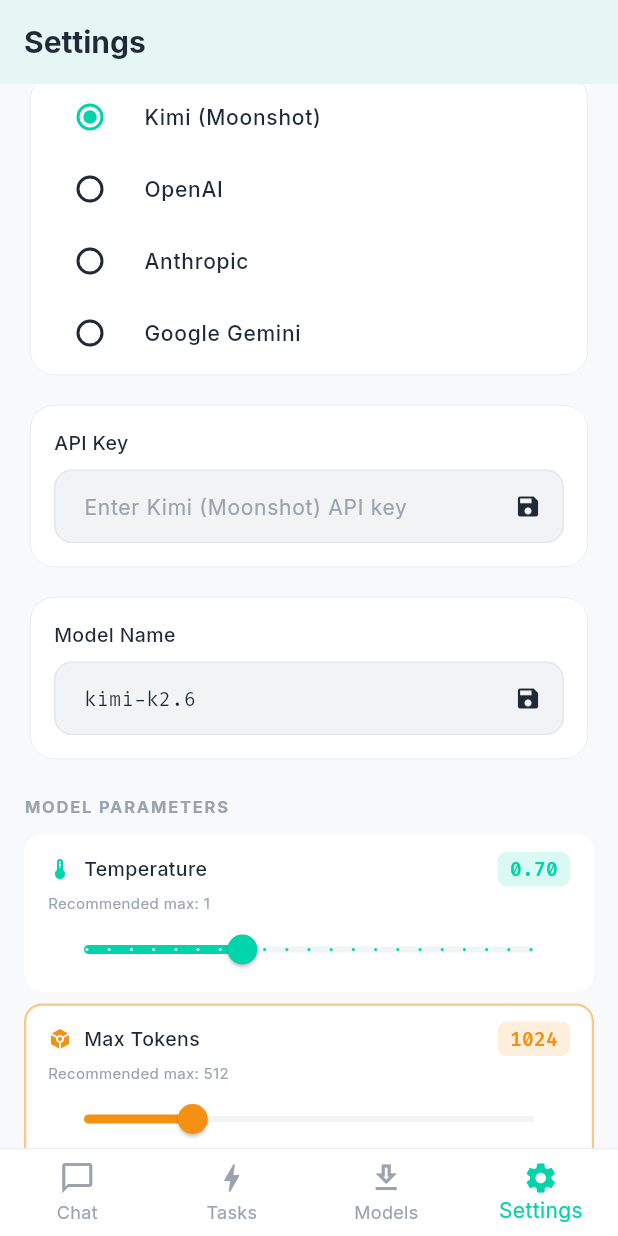
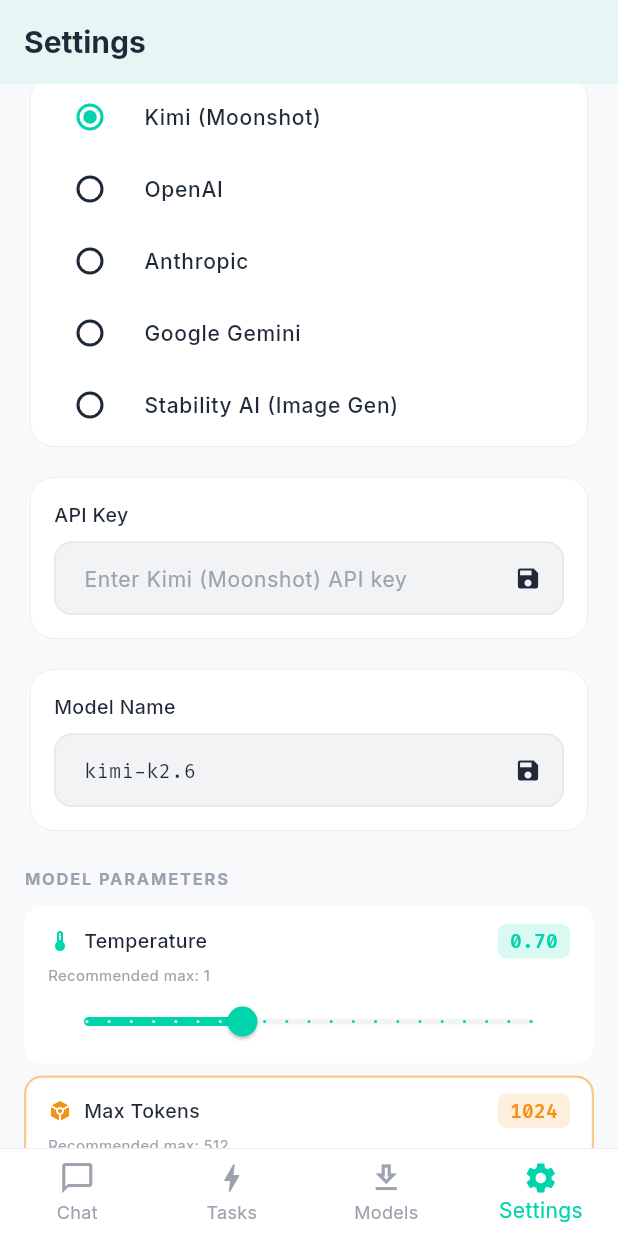
Before and after one commit to orailnoor/cross-platform-llm-client, a Flutter app: the screen it shows after launch, item 4 of the bottom bar chosen, scrolled down 576 dp, on a phone screen of 412 x 824 dp. Run offline on Flutter 3.47's test engine with Material 3 defaults, Android fonts, the phone set to English and light mode, and no system bars; our stand-ins replace dio, file_picker, get, google_fonts, hive_flutter, image_picker and 1 more; accounts and stored records are empty.

Commit message:
feat: Add Stability AI cloud gen, safetensors local storage, and file import

```diff
--- a/lib/controllers/chat_controller.dart
+++ b/lib/controllers/chat_controller.dart
@@ -203,12 +203,19 @@
       isStreaming.value = false;
       streamingResponse.value = '';
 
+      String? outImageBase64;
+      if (rawResponse.startsWith('[IMAGE_BASE64]')) {
+        outImageBase64 = rawResponse.substring('[IMAGE_BASE64]'.length);
+        rawResponse = 'Here is your generated image:';
+      }
+
       // Display response directly (no command processing)
       final aiMsg = ChatMessage(
         id: _uuid.v4(),
         chatId: currentSessionId.value,
         role: 'assistant',
         content: rawResponse,
+        imageBase64: outImageBase64,
       );
       messages.add(aiMsg);
       _hive.saveMessage(aiMsg.id, aiMsg.toMap());
@@ -265,7 +272,8 @@
       final provider = _hive.getSetting(AppConstants.keyCloudProvider) ?? 'kimi';
       modelName = _hive.getSetting(provider == 'openai' ? AppConstants.keyOpenaiModel :
                                  provider == 'anthropic' ? AppConstants.keyAnthropicModel :
-                                 provider == 'google' ? AppConstants.keyGoogleModel : AppConstants.keyKimiModel) ?? '';
+                                 provider == 'google' ? AppConstants.keyGoogleModel :
+                                 provider == 'stability' ? AppConstants.keyStabilityModel : AppConstants.keyKimiModel) ?? '';
     }
 
     final lower = modelName.toLowerCase();
--- a/lib/controllers/settings_controller.dart
+++ b/lib/controllers/settings_controller.dart
@@ -16,10 +16,12 @@
   final anthropicKey = ''.obs;
   final googleKey = ''.obs;
   final kimiKey = ''.obs;
+  final stabilityKey = ''.obs;
   final openaiModel = 'gpt-5.2'.obs;
   final anthropicModel = 'claude-sonnet-4-6'.obs;
   final googleModel = 'gemini-2.5-flash'.obs;
   final kimiModel = 'kimi-k2.6'.obs;
+  final stabilityModel = 'sd3.5-flash'.obs;
   final temperature = 0.1.obs;
   final maxTokens = 512.obs;
   final contextSize = 2048.obs;
@@ -29,11 +31,13 @@
   final anthropicKeyController = TextEditingController();
   final googleKeyController = TextEditingController();
   final kimiKeyController = TextEditingController();
+  final stabilityKeyController = TextEditingController();
 
   final openaiModelController = TextEditingController();
   final anthropicModelController = TextEditingController();
   final googleModelController = TextEditingController();
   final kimiModelController = TextEditingController();
+  final stabilityModelController = TextEditingController();
 
   Timer? _apiKeyDebounceTimer;
   Timer? _modelDebounceTimer;
@@ -50,10 +54,12 @@
     anthropicKeyController.dispose();
     googleKeyController.dispose();
     kimiKeyController.dispose();
+    stabilityKeyController.dispose();
     openaiModelController.dispose();
     anthropicModelController.dispose();
     googleModelController.dispose();
     kimiModelController.dispose();
+    stabilityModelController.dispose();
     _apiKeyDebounceTimer?.cancel();
     _modelDebounceTimer?.cancel();
     super.onClose();
@@ -68,10 +74,12 @@
     anthropicKey.value = _hive.getSetting(AppConstants.keyAnthropicKey) ?? '';
     googleKey.value = _hive.getSetting(AppConstants.keyGoogleKey) ?? '';
     kimiKey.value = _hive.getSetting(AppConstants.keyKimiKey) ?? '';
+    stabilityKey.value = _hive.getSetting(AppConstants.keyStabilityKey) ?? '';
     openaiModel.value = _hive.getSetting(AppConstants.keyOpenaiModel, defaultValue: 'gpt-5.2') ?? 'gpt-5.2';
     anthropicModel.value = _hive.getSetting(AppConstants.keyAnthropicModel, defaultValue: 'claude-sonnet-4-6') ?? 'claude-sonnet-4-6';
     googleModel.value = _hive.getSetting(AppConstants.keyGoogleModel, defaultValue: 'gemini-2.5-flash') ?? 'gemini-2.5-flash';
     kimiModel.value = _hive.getSetting(AppConstants.keyKimiModel, defaultValue: 'kimi-k2.6') ?? 'kimi-k2.6';
+    stabilityModel.value = _hive.getSetting(AppConstants.keyStabilityModel, defaultValue: 'sd3.5-flash') ?? 'sd3.5-flash';
     temperature.value = _hive.getSetting(AppConstants.keyTemperature, defaultValue: AppConstants.defaultTemperature) ?? AppConstants.defaultTemperature;
     maxTokens.value = _hive.getSetting(AppConstants.keyMaxTokens, defaultValue: AppConstants.defaultMaxTokens) ?? AppConstants.defaultMaxTokens;
     contextSize.value = _hive.getSetting(AppConstants.keyContextSize, defaultValue: AppConstants.defaultContextSize) ?? AppConstants.defaultContextSize;
@@ -81,11 +89,13 @@
     anthropicKeyController.text = anthropicKey.value;
     googleKeyController.text = googleKey.value;
     kimiKeyController.text = kimiKey.value;
+    stabilityKeyController.text = stabilityKey.value;
 
     openaiModelController.text = openaiModel.value;
     anthropicModelController.text = anthropicModel.value;
     googleModelController.text = googleModel.value;
     kimiModelController.text = kimiModel.value;
+    stabilityModelController.text = stabilityModel.value;
   }
 
   TextEditingController apiKeyControllerFor(String provider) {
@@ -96,6 +106,8 @@
         return googleKeyController;
       case 'kimi':
         return kimiKeyController;
+      case 'stability':
+        return stabilityKeyController;
       default:
         return openaiKeyController;
     }
@@ -109,6 +121,8 @@
         return googleModelController;
       case 'kimi':
         return kimiModelController;
+      case 'stability':
+        return stabilityModelController;
       default:
         return openaiModelController;
     }
@@ -147,6 +161,11 @@
         kimiKeyController.text = trimmed;
         await _hive.setSetting(AppConstants.keyKimiKey, trimmed);
         break;
+      case 'stability':
+        stabilityKey.value = trimmed;
+        stabilityKeyController.text = trimmed;
+        await _hive.setSetting(AppConstants.keyStabilityKey, trimmed);
+        break;
     }
   }
 
@@ -182,6 +201,11 @@
         kimiModel.value = model;
         kimiModelController.text = model;
         await _hive.setSetting(AppConstants.keyKimiModel, model);
+        break;
+      case 'stability':
+        stabilityModel.value = model;
+        stabilityModelController.text = model;
+        await _hive.setSetting(AppConstants.keyStabilityModel, model);
         break;
     }
   }
--- a/lib/core/constants.dart
+++ b/lib/core/constants.dart
@@ -14,10 +14,12 @@
   static const String keyAnthropicKey = 'anthropic_api_key';
   static const String keyGoogleKey = 'google_api_key';
   static const String keyKimiKey = 'kimi_api_key';
+  static const String keyStabilityKey = 'stability_api_key';
   static const String keyOpenaiModel = 'openai_model';
   static const String keyAnthropicModel = 'anthropic_model';
   static const String keyGoogleModel = 'google_model';
   static const String keyKimiModel = 'kimi_model';
+  static const String keyStabilityModel = 'stability_model';
   static const String keyLocalModelPath = 'local_model_path';
   static const String keyLocalModelName = 'local_model_name';
   static const String keyTemperature = 'temperature';
@@ -121,6 +123,42 @@
       'description': 'Ultra-lightweight text model',
       'template': 'llama3',
     },
+    {
+      'name': 'DreamShaper 8 LCM (SD 1.5)',
+      'filename': 'DreamShaper8_LCM.safetensors',
+      'url':
+          'https://huggingface.co/Lykon/dreamshaper-8-lcm/resolve/main/DreamShaper8_LCM.safetensors',
+      'size': '2.0 GB',
+      'description': 'Extremely fast 4-step local image generation',
+      'template': 'sd',
+    },
+    {
+      'name': 'CyberRealistic V4 (SD 1.5)',
+      'filename': 'cyberrealistic_v42.safetensors',
+      'url':
+          'https://huggingface.co/philz1337x/cyberrealistic-v4.2/resolve/main/cyberrealistic_v42.safetensors',
+      'size': '2.0 GB',
+      'description': 'Photorealistic, uncensored local image generation',
+      'template': 'sd',
+    },
+    {
+      'name': 'AnyLoRA (SD 1.5)',
+      'filename': 'AnyLoRA_noVae_fp16-pruned.safetensors',
+      'url':
+          'https://huggingface.co/Lykon/AnyLoRA/resolve/main/AnyLoRA_noVae_fp16-pruned.safetensors',
+      'size': '2.0 GB',
+      'description': 'Highly versatile Anime / Stylized image generator',
+      'template': 'sd',
+    },
+    {
+      'name': 'SDXS 512 (Experimental)',
+      'filename': 'sdxs-512-tinySDdistilled_Q8_0.gguf',
+      'url':
+          'https://huggingface.co/concedo/sdxs-512-tinySDdistilled-GGUF/resolve/main/sdxs-512-tinySDdistilled_Q8_0.gguf',
+      'size': '0.9 GB',
+      'description': 'Experimental 1-step ultra-fast image generation',
+      'template': 'sd',
+    },
   ];
 
   // Cloud API Endpoints
@@ -128,4 +166,5 @@
   static const String anthropicEndpoint = 'https://api.anthropic.com/v1/messages';
   static const String googleEndpoint = 'https://generativelanguage.googleapis.com/v1beta/models';
   static const String kimiEndpoint = 'https://api.moonshot.ai/v1/chat/completions';
+  static const String stabilityEndpoint = 'https://api.stability.ai/v2beta/stable-image/generate/sd3';
 }
--- a/lib/services/cloud_service.dart
+++ b/lib/services/cloud_service.dart
@@ -20,6 +20,8 @@
         return _hive.getSetting(AppConstants.keyGoogleKey) ?? '';
       case 'kimi':
         return _hive.getSetting(AppConstants.keyKimiKey) ?? '';
+      case 'stability':
+        return _hive.getSetting(AppConstants.keyStabilityKey) ?? '';
       default:
         return _hive.getSetting(AppConstants.keyOpenaiKey) ?? '';
     }
@@ -33,6 +35,8 @@
         return _hive.getSetting(AppConstants.keyGoogleModel) ?? 'gemini-2.5-flash';
       case 'kimi':
         return _hive.getSetting(AppConstants.keyKimiModel) ?? 'kimi-k2.6';
+      case 'stability':
+        return _hive.getSetting(AppConstants.keyStabilityModel) ?? 'sd3.5-flash';
       default:
         return _hive.getSetting(AppConstants.keyOpenaiModel) ?? 'gpt-5.2';
     }
@@ -61,6 +65,8 @@
           return await _sendGoogle(messages, imageBase64, temperature, maxTokens);
         case 'kimi':
           return await _sendKimi(messages, imageBase64, temperature, maxTokens);
+        case 'stability':
+          return await _sendStability(messages);
         default:
           return await _sendOpenAI(messages, imageBase64, temperature, maxTokens);
       }
@@ -276,4 +282,42 @@
     final data = jsonDecode(response.body);
     return data['choices'][0]['message']['content'] ?? '';
   }
+
+  // ─── Stability AI (Image Generation) ────────────
+
+  Future<String> _sendStability(
+    List<Map<String, String>> messages,
+  ) async {
+    // Extract the latest user prompt for the image generation
+    final userMessages = messages.where((m) => m['role'] == 'user').toList();
+    if (userMessages.isEmpty) return 'ERROR: No user prompt found for image generation.';
+
+    final prompt = userMessages.last['content'] ?? '';
+
+    // Create a multipart request since stability AI v2beta uses multipart/form-data
+    var request = http.MultipartRequest('POST', Uri.parse(AppConstants.stabilityEndpoint));
+    request.headers.addAll({
+      'Authorization': 'Bearer $_apiKey',
+      'Accept': 'application/json',
+    });
+
+    request.fields['prompt'] = prompt;
+    request.fields['model'] = _model;
+    request.fields['output_format'] = 'jpeg';
+
+    final response = await request.send();
+    final responseBody = await response.stream.bytesToString();
+
+    if (response.statusCode != 200) {
+      return 'ERROR: Stability AI returned ${response.statusCode} — $responseBody';
+    }
+
+    final data = jsonDecode(responseBody);
+    final base64Image = data['image'];
+    if (base64Image != null) {
+      return '[IMAGE_BASE64]$base64Image';
+    }
+
+    return 'ERROR: No image generated.';
+  }
 }
--- a/lib/services/download_native.dart
+++ b/lib/services/download_native.dart
@@ -21,7 +21,7 @@
   if (!await dir.exists()) return [];
   return dir
       .listSync()
-      .where((f) => f.path.endsWith('.gguf'))
+      .where((f) => f.path.endsWith('.gguf') || f.path.endsWith('.safetensors'))
       .map((f) => f.path.split('/').last)
       .toList();
 }
--- a/lib/services/inference_service.dart
+++ b/lib/services/inference_service.dart
@@ -38,6 +38,10 @@
       return 'ERROR: Local inference is not available on this platform. Use Cloud mode.';
     }
     if (isLoadingModel.value) return 'ERROR: Model is already loading.';
+
+    if (modelPath.toLowerCase().endsWith('.safetensors')) {
+      return 'ERROR: Cannot load image generation models (.safetensors) into the local text engine. Native local image generation requires the upcoming stable-diffusion engine update. Use Cloud Stability AI for now.';
+    }
 
     try {
       await unloadModel();
--- a/lib/views/model_view.dart
+++ b/lib/views/model_view.dart
@@ -16,6 +16,11 @@
       appBar: AppBar(
         title: Text('Models', style: GoogleFonts.inter(fontWeight: FontWeight.w700)),
         actions: [
+          IconButton(
+            icon: const Icon(Icons.file_upload_outlined),
+            tooltip: 'Import from Storage',
+            onPressed: () => controller.importModelFromStorage(),
+          ),
           Obx(() {
             final inference = Get.find<InferenceService>();
             if (inference.isModelLoaded.value) {
--- a/lib/views/settings_view.dart
+++ b/lib/views/settings_view.dart
@@ -209,7 +209,7 @@
         padding: const EdgeInsets.all(4),
         child: Column(
           children: [
-            for (final provider in ['kimi', 'openai', 'anthropic', 'google'])
+            for (final provider in ['kimi', 'openai', 'anthropic', 'google', 'stability'])
               RadioListTile<String>(
                 value: provider,
                 groupValue: controller.cloudProvider.value,
@@ -565,6 +565,8 @@
         return 'Google Gemini';
       case 'kimi':
         return 'Kimi (Moonshot)';
+      case 'stability':
+        return 'Stability AI (Image Gen)';
       default:
         return key;
     }
--- a/pubspec.yaml
+++ b/pubspec.yaml
@@ -47,6 +47,7 @@
   # Background / Boot Persistence
   flutter_background_service: ^5.0.5
   flutter_local_notifications: ^17.0.0
+  file_picker: ^11.0.2
 
 dev_dependencies:
   flutter_test:
```
Also changed, not shown: lib/controllers/model_controller.dart (+31 -1 lines), lib/main.dart (+14 -4 lines), lib/views/chat_view.dart (+12 -8 lines), pubspec.lock, 1 other file.
